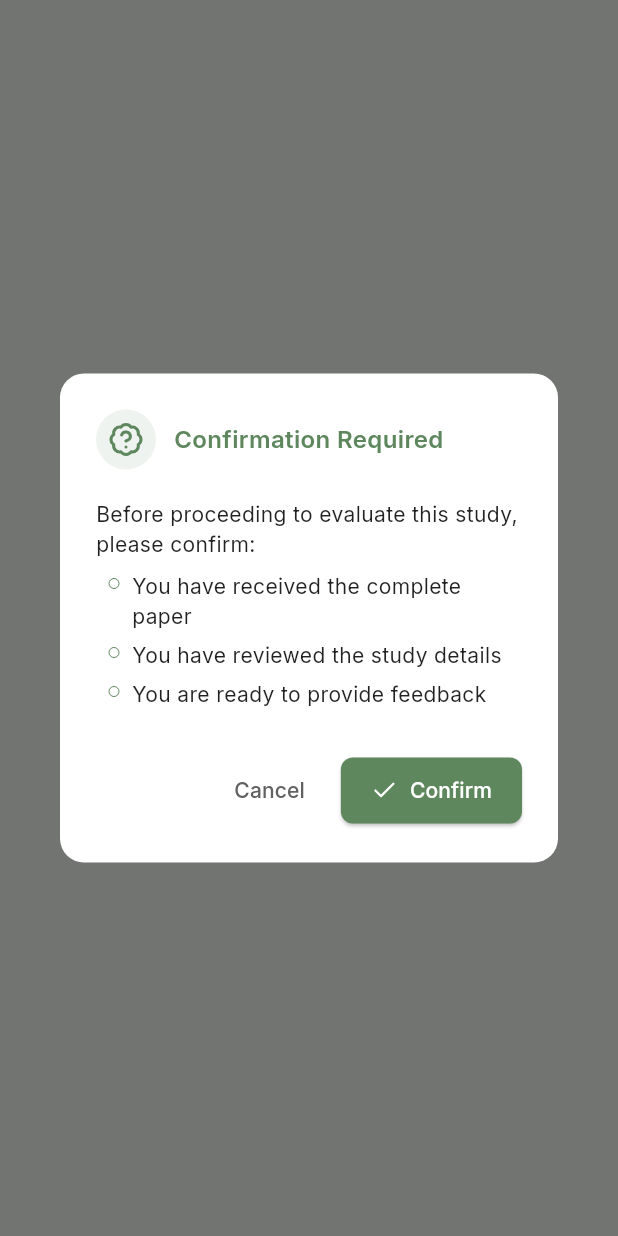
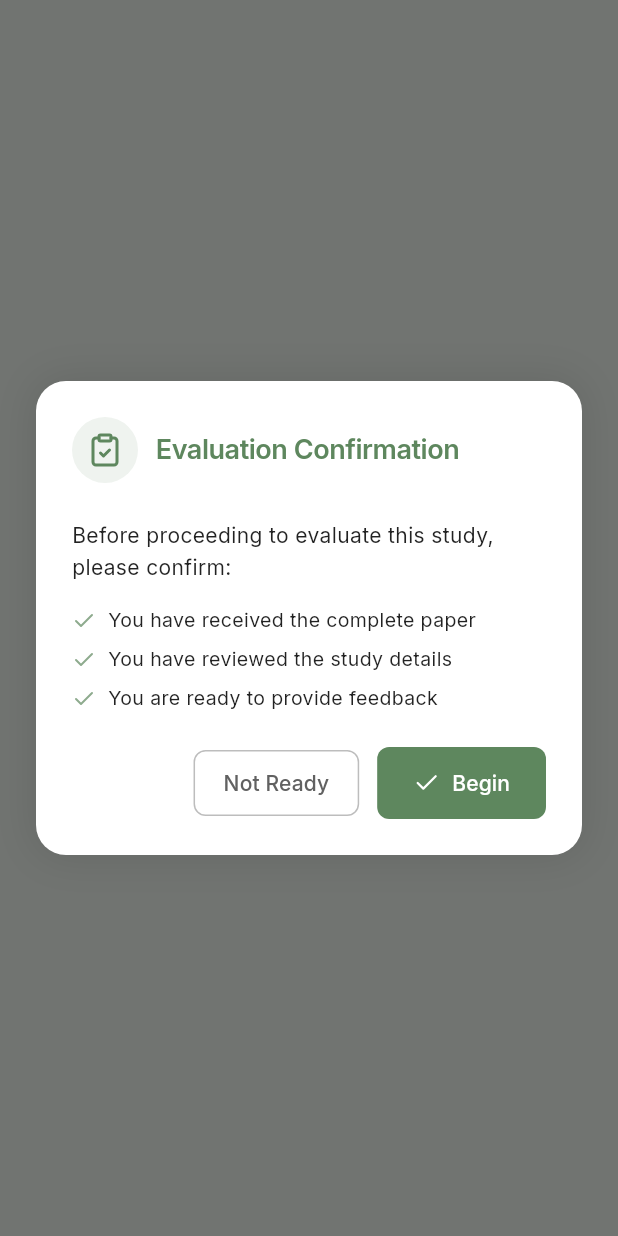
Before and after one commit to kiannaquines/tmds, a Flutter app: what showConfirmationDialogMessage() shows on an empty page, opened directly with empty values, on a phone screen of 412 x 824 dp. Run offline on Flutter 3.47's test engine with Material 3 defaults, Android fonts, the phone set to English and light mode, and no system bars; our stand-ins replace google_fonts, lucide_icons_flutter, shared_preferences, timeago; missing offline and left inert: drop_down_list; accounts and stored records are empty; network calls fail.

Commit message:
Refactor confirmation dialog: enhance layout, add animated checklist, and improve button functionality; update navigation in multiple screens to use pop instead of pushReplacement

```diff
--- a/lib/components/widgets.dart
+++ b/lib/components/widgets.dart
@@ -25,139 +25,162 @@ Widget buildBulletPoint(String text) {
 }
 
 Future<void> showConfirmationDialogMessage(
-  BuildContext context,
-  int studyId,
-  String title,
-  String type,
-) {
-  return showDialog(
+  BuildContext context, {
+  required int studyId,
+  required String title,
+  required String type,
+  bool showChecklist = true,
+}) async {
+  await showDialog(
     context: context,
+    barrierDismissible: false, // Prevent accidental dismissal
     builder: (BuildContext context) {
       return Dialog(
         shape: RoundedRectangleBorder(
-          borderRadius: BorderRadius.circular(16.0),
+          borderRadius: BorderRadius.circular(20.0),
         ),
         elevation: 0,
         backgroundColor: Colors.transparent,
-        child: Container(
-          padding: EdgeInsets.all(24),
+        insetPadding: const EdgeInsets.symmetric(horizontal: 24),
+        child: AnimatedContainer(
+          duration: const Duration(milliseconds: 200),
+          padding: const EdgeInsets.all(24),
           decoration: BoxDecoration(
             color: Colors.white,
-            borderRadius: BorderRadius.circular(16),
+            borderRadius: BorderRadius.circular(20),
+            boxShadow: [
+              BoxShadow(
+                color: Colors.black.withOpacity(0.1),
+                blurRadius: 24,
+                spreadRadius: 2,
+              ),
+            ],
           ),
           child: Column(
             mainAxisSize: MainAxisSize.min,
             crossAxisAlignment: CrossAxisAlignment.start,
             children: [
-              // Header with icon
+              // Header with animated icon
               Row(
                 children: [
-                  Container(
-                    padding: EdgeInsets.all(8),
+                  AnimatedContainer(
+                    duration: const Duration(milliseconds: 300),
+                    padding: const EdgeInsets.all(10),
                     decoration: BoxDecoration(
-                      color: Color(0xFF5E875E).withOpacity(0.1),
+                      color: const Color(0xFF5E875E).withOpacity(0.1),
                       shape: BoxShape.circle,
                     ),
-                    child: Icon(
-                      LucideIcons.badgeHelp,
+                    child: const Icon(
+                      LucideIcons.clipboardCheck,
                       color: Color(0xFF5E875E),
                       size: 24,
                     ),
                   ),
-                  SizedBox(width: 12),
+                  const SizedBox(width: 12),
                   Text(
-                    'Confirmation Required',
+                    'Evaluation Confirmation',
                     style: GoogleFonts.inter(
-                      fontSize: 16,
+                      fontSize: 18,
                       fontWeight: FontWeight.w600,
-                      color: Color(0xFF5E875E),
+                      color: const Color(0xFF5E875E),
+                      letterSpacing: -0.3,
                     ),
                   ),
                 ],
               ),
 
-              SizedBox(height: 20),
+              const SizedBox(height: 24),
 
               // Content
               Text(
                 'Before proceeding to evaluate this study, please confirm:',
-                style: GoogleFonts.inter(color: Colors.black87, fontSize: 14),
-              ),
-
-              SizedBox(height: 8),
-
-              // Bullet points
-              Padding(
-                padding: EdgeInsets.only(left: 8),
-                child: Column(
-                  children: [
-                    buildBulletPoint('You have received the complete paper'),
-                    buildBulletPoint('You have reviewed the study details'),
-                    buildBulletPoint('You are ready to provide feedback'),
-                  ],
+                style: GoogleFonts.inter(
+                  color: Colors.black87,
+                  fontSize: 14,
+                  height: 1.5,
                 ),
               ),
 
-              SizedBox(height: 24),
+              const SizedBox(height: 16),
 
-              // Buttons
+              // Bullet points with check animation
+              if (showChecklist) ...[
+                _buildAnimatedCheckItem('You have received the complete paper'),
+                const SizedBox(height: 8),
+                _buildAnimatedCheckItem('You have reviewed the study details'),
+                const SizedBox(height: 8),
+                _buildAnimatedCheckItem('You are ready to provide feedback'),
+                const SizedBox(height: 24),
+              ],
+
+              // Buttons with focus states
               Row(
                 mainAxisAlignment: MainAxisAlignment.end,
                 children: [
+                  // Cancel Button
                   TextButton(
                     onPressed: () => Navigator.pop(context),
                     style: TextButton.styleFrom(
-                      padding: EdgeInsets.symmetric(
-                        horizontal: 16,
+                      padding: const EdgeInsets.symmetric(
+                        horizontal: 20,
                         vertical: 12,
+                      ),
+                      shape: RoundedRectangleBorder(
+                        borderRadius: BorderRadius.circular(8),
+                        side: BorderSide(color: Colors.grey.shade400, width: 1),
                       ),
                     ),
                     child: Text(
-                      'Cancel',
+                      'Not Ready',
                       style: GoogleFonts.inter(
                         color: Colors.grey.shade700,
                         fontWeight: FontWeight.w500,
                       ),
                     ),
                   ),
-                  SizedBox(width: 8),
+                  const SizedBox(width: 12),
+                  // Confirm Button
                   ElevatedButton(
                     onPressed: () {
                       Navigator.pop(context);
                       Navigator.push(
                         context,
-                        MaterialPageRoute(
-                          builder:
-                              (context) => FeedbackScreen(
+                        PageRouteBuilder(
+                          pageBuilder:
+                              (_, __, ___) => FeedbackScreen(
                                 studyId: studyId,
                                 studyTitle: title,
                                 studyType: type,
                               ),
+                          transitionsBuilder: (_, animation, __, child) {
+                            return FadeTransition(
+                              opacity: animation,
+                              child: child,
+                            );
+                          },
+                          transitionDuration: const Duration(milliseconds: 200),
                         ),
                       );
                     },
                     style: ElevatedButton.styleFrom(
-                      backgroundColor: Color(0xFF5E875E),
-                      padding: EdgeInsets.symmetric(
-                        horizontal: 20,
-                        vertical: 12,
+                      backgroundColor: const Color(0xFF5E875E),
+                      foregroundColor: Colors.white,
+                      padding: const EdgeInsets.symmetric(
+                        horizontal: 24,
+                        vertical: 14,
                       ),
                       shape: RoundedRectangleBorder(
                         borderRadius: BorderRadius.circular(8),
                       ),
+                      elevation: 0,
+                      shadowColor: Colors.transparent,
                     ),
-                    child: Row(
+                    child: const Row(
                       mainAxisSize: MainAxisSize.min,
                       children: [
-                        Icon(LucideIcons.check, size: 18, color: Colors.white),
+                        Icon(LucideIcons.check, size: 18),
                         SizedBox(width: 8),
-                        Text(
-                          'Confirm',
-                          style: GoogleFonts.inter(
-                            color: Colors.white,
-                            fontWeight: FontWeight.w500,
-                          ),
-                        ),
+                        Text('Begin'),
                       ],
                     ),
                   ),
@@ -168,6 +191,33 @@ Future<void> showConfirmationDialogMessage(
         ),
       );
     },
+  );
+}
+
+Widget _buildAnimatedCheckItem(String text) {
+  return Row(
+    crossAxisAlignment: CrossAxisAlignment.start,
+    children: [
+      Container(
+        margin: const EdgeInsets.only(top: 2),
+        child: Icon(
+          LucideIcons.check,
+          size: 16,
+          color: const Color(0xFF5E875E).withOpacity(0.7),
+        ),
+      ),
+      const SizedBox(width: 8),
+      Expanded(
+        child: Text(
+          text,
+          style: GoogleFonts.inter(
+            color: Colors.black87,
+            fontSize: 13,
+            height: 1.4,
+          ),
+        ),
+      ),
+    ],
   );
 }
 
@@ -287,76 +337,76 @@ Future<void> showPendingDialogMessage(
   );
 }
 
-Widget buildEmptyState(String message) {
-  return Center(
+Widget buildEmptyState(
+  String message, {
+  IconData icon = LucideIcons.inbox,
+  Color? iconColor,
+  double iconSize = 56,
+  String? actionText,
+  VoidCallback? onAction,
+  double verticalPadding = 24,
+}) {
+  return Padding(
+    padding: EdgeInsets.symmetric(vertical: verticalPadding),
+    child: Center(
       child: Column(
         mainAxisAlignment: MainAxisAlignment.center,
         children: [
-        Icon(
-          LucideIcons.inbox,
-          size: 48,
-          color: Color(0xFF5E875E).withOpacity(0.5),
+          // Icon with subtle background circle
+          Container(
+            padding: const EdgeInsets.all(16),
+            decoration: BoxDecoration(
+              color: const Color(0xFF5E875E).withOpacity(0.08),
+              shape: BoxShape.circle,
             ),
-        SizedBox(height: 16),
-        Text(
+            child: Icon(
+              icon,
+              size: iconSize,
+              color: iconColor ?? const Color(0xFF5E875E).withOpacity(0.5),
+            ),
+          ),
+          const SizedBox(height: 24),
+          // Message text
+          Padding(
+            padding: const EdgeInsets.symmetric(horizontal: 40),
+            child: Text(
               message,
               style: GoogleFonts.inter(
-            color: Color(0xFF5E875E).withOpacity(0.7),
+                color: const Color(0xFF5E875E).withOpacity(0.8),
                 fontSize: 16,
+                fontWeight: FontWeight.w500,
+                height: 1.5,
               ),
               textAlign: TextAlign.center,
             ),
+          ),
+          // Optional action button
+          if (actionText != null && onAction != null) ...[
+            const SizedBox(height: 24),
+            SizedBox(
+              width: 160,
+              child: ElevatedButton(
+                onPressed: onAction,
+                style: ElevatedButton.styleFrom(
+                  backgroundColor: const Color(0xFF5E875E),
+                  foregroundColor: Colors.white,
+                  shape: RoundedRectangleBorder(
+                    borderRadius: BorderRadius.circular(8),
+                  ),
+                  padding: const EdgeInsets.symmetric(vertical: 12),
+                ),
+                child: Text(
+                  actionText,
+                  style: GoogleFonts.inter(fontWeight: FontWeight.w500),
+                ),
+              ),
+            ),
           ],
+        ],
+      ),
     ),
   );
 }
-
-// Widget buildTextField(
-//   String hint,
-//   TextEditingController controller, {
-//   GestureTapCallback? onTap,
-//   bool isPassword = false,
-//   bool readOnly = false,
-//   bool isNumeric = false,
-//   int maxLines = 5,
-// }) {
-//   return Container(
-//     padding: EdgeInsets.symmetric(horizontal: 16, vertical: 16),
-//     decoration: BoxDecoration(
-//       color: Colors.white,
-//       borderRadius: BorderRadius.circular(12),
-//       boxShadow: [
-//         BoxShadow(
-//           color: const Color(0xFF5E875E).withOpacity(0.2),
-//           blurRadius: 8,
-//           spreadRadius: 2,
-//         ),
-//       ],
-//     ),
-//     child: TextField(
-//       onTap: onTap,
-//       keyboardType: isNumeric ? TextInputType.phone : TextInputType.text,
-//       maxLines: maxLines,
-//       readOnly: readOnly,
-//       cursorColor: Color(0xFF5E875E),
-//       controller: controller,
-//       obscureText: isPassword,
-//       style: GoogleFonts.inter(
-//         color: Color(0xFF5E875E),
-//         fontSize: 15,
-//         fontWeight: FontWeight.w400,
-//       ),
-//       decoration: InputDecoration.collapsed(
-//         hintText: hint,
-//         hintStyle: GoogleFonts.inter(
-//           color: Color(0xFF5E875E),
-//           fontSize: 15,
-//           fontWeight: FontWeight.w400,
-//         ),
-//       ),
-//     ),
-//   );
-// }
 
 Widget buildTextField(
   String hint,
@@ -479,27 +529,64 @@ Widget buildGreenButton(
   );
 }
 
-Widget buildButton(String text, VoidCallback onPressed) {
+Widget buildButton(
+  String text,
+  VoidCallback onPressed, {
+  bool isFullWidth = true,
+  bool isDisabled = false,
+  IconData? icon,
+  double borderRadius = 12.0,
+  EdgeInsetsGeometry? padding,
+  Color? backgroundColor,
+  Color? textColor,
+  double? elevation,
+  bool showShadow = true,
+  bool showOverlay = true,
+}) {
+  final buttonColor = backgroundColor ?? const Color(0xFFEBF0EB);
+  final disabledColor = buttonColor.withOpacity(0.5);
+
   return SizedBox(
-    width: double.infinity,
+    width: isFullWidth ? double.infinity : null,
     child: ElevatedButton(
-      onPressed: onPressed,
+      onPressed: isDisabled ? null : onPressed,
       style: ElevatedButton.styleFrom(
-        backgroundColor: Color(0xFFEBF0EB),
-        padding: EdgeInsets.symmetric(vertical: 16),
-        shape: RoundedRectangleBorder(borderRadius: BorderRadius.circular(12)),
-        elevation: 1,
-        shadowColor: Color(0xFF5E875E).withOpacity(0.2),
-        overlayColor: Color(0xFF5E875E).withOpacity(0.1),
+        backgroundColor: isDisabled ? disabledColor : buttonColor,
+        foregroundColor: textColor ?? const Color(0xFF5E875E),
+        padding:
+            padding ?? const EdgeInsets.symmetric(vertical: 16, horizontal: 24),
+        shape: RoundedRectangleBorder(
+          borderRadius: BorderRadius.circular(borderRadius),
+          side: BorderSide(
+            color: const Color(0xFF5E875E).withOpacity(0.1),
+            width: 1,
+          ),
+        ),
+        elevation: elevation ?? (showShadow ? 2 : 0),
+        shadowColor:
+            showShadow
+                ? const Color(0xFF5E875E).withOpacity(0.2)
+                : Colors.transparent,
         tapTargetSize: MaterialTapTargetSize.shrinkWrap,
+        animationDuration: const Duration(milliseconds: 150),
       ),
-      child: Text(
+      child: Row(
+        mainAxisAlignment: MainAxisAlignment.center,
+        children: [
+          if (icon != null) ...[
+            Icon(icon, size: 20, color: textColor ?? const Color(0xFF5E875E)),
+            const SizedBox(width: 12),
+          ],
+          Text(
             text,
             style: GoogleFonts.inter(
-          color: Color(0xFF5E875E),
+              color: textColor ?? const Color(0xFF5E875E),
               fontSize: 16,
               fontWeight: FontWeight.w600,
+              letterSpacing: 0.3,
             ),
+          ),
+        ],
       ),
     ),
   );
--- a/lib/screens/faculty_dashboard.dart
+++ b/lib/screens/faculty_dashboard.dart
@@ -348,9 +348,9 @@ class _FacultyDashboardScreenState extends State<FacultyDashboardScreen> {
                                   onTap: () {
                                     showConfirmationDialogMessage(
                                       context,
-                                      studyId,
-                                      title,
-                                      type,
+                                      studyId: studyId,
+                                      title: title,
+                                      type: type,
                                     );
                                   },
                                 ),
--- a/lib/screens/manuscript.dart
+++ b/lib/screens/manuscript.dart
@@ -61,9 +61,7 @@ class _ManuscriptScreenState extends State<ManuscriptScreen> {
           showActions: true,
           withLeading: true,
           locationScreen: () {
-            Navigator.of(context).pushReplacement(
-              MaterialPageRoute(builder: (context) => FacultyDashboardScreen()),
-            );
+            Navigator.of(context).pop();
           },
         ),
       ),
--- a/lib/screens/my_submissions.dart
+++ b/lib/screens/my_submissions.dart
@@ -63,10 +63,7 @@ class _MySubmissionScreenState extends State<MySubmissionScreen> {
         child: MyAppbar(
           title: 'My Submissions',
           showActions: true,
-          locationScreen:
-              () => Navigator.of(context).pushReplacement(
-                MaterialPageRoute(builder: (context) => DashboardScreen()),
-              ),
+          locationScreen: () => Navigator.of(context).pop(),
           withLeading: true,
         ),
       ),
--- a/lib/screens/outline.dart
+++ b/lib/screens/outline.dart
@@ -60,9 +60,7 @@ class _OutlineScreenState extends State<OutlineScreen> {
           showActions: true,
           withLeading: true,
           locationScreen: () {
-            Navigator.of(context).pushReplacement(
-              MaterialPageRoute(builder: (context) => FacultyDashboardScreen()),
-            );
+            Navigator.of(context).pop();
           },
         ),
       ),
```
Also changed, not shown: lib/screens/thesis_status.dart (+2 -11 lines). Lines whose indentation alone changed are shown as unchanged.
